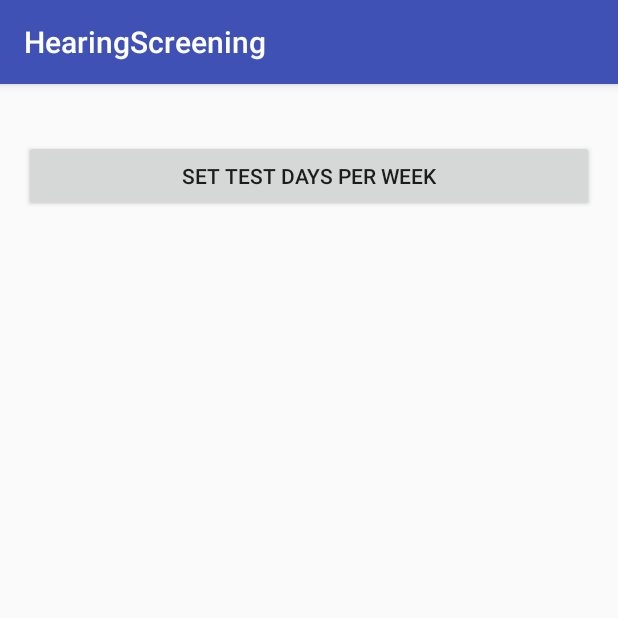
After one commit to ChrisDaBang/CE.BachelorProject, an Android app: the SettingsActivity screen opened directly, with no data from a screen before it, on a phone screen of 412 x 824 dp, the top half of it. The commit adds this screen. Run offline under Robolectric (Android 15) with nearby library versions, the phone set to English and light mode, and no system bars.

Commit message:
Settings activity and manifest fix

```diff
--- a/app/src/main/AndroidManifest.xml
+++ b/app/src/main/AndroidManifest.xml
@@ -19,10 +19,12 @@
         <activity android:name=".HowToActivity" />
         <activity android:name=".HowTo2Activity" />
         <activity android:name=".Test1Activity" />
+        <activity android:name=".ResultsActivity" />
         <activity
             android:name=".Test2Activity"
             android:label="@string/title_activity_test2"
-            android:theme="@style/AppTheme.NoActionBar"></activity>
+            android:theme="@style/AppTheme.NoActionBar" />
+        <activity android:name=".SettingsActivity"></activity>
     </application>
 
 </manifest>
--- /dev/null
+++ b/app/src/main/java/student/sdu/hearingscreening/SettingsActivity.java
@@ -0,0 +1,26 @@
+package student.sdu.hearingscreening;
+
+import android.content.Intent;
+import android.support.v7.app.AppCompatActivity;
+import android.os.Bundle;
+import android.view.MotionEvent;
+
+public class SettingsActivity extends AppCompatActivity {
+
+    @Override
+    protected void onCreate(Bundle savedInstanceState) {
+        super.onCreate(savedInstanceState);
+        setContentView(R.layout.activity_settings);
+    }
+
+    @Override
+    public boolean onTouchEvent(MotionEvent event)
+    {
+        Intent mainIntent = new Intent(getApplicationContext(), MainMenuActivity.class);
+        SettingsActivity.this.startActivity(mainIntent);
+        SettingsActivity.this.finish();
+
+        return super.onTouchEvent(event);
+    }
+
+}
--- /dev/null
+++ b/app/src/main/res/layout/activity_settings.xml
@@ -0,0 +1,21 @@
+<?xml version="1.0" encoding="utf-8"?>
+<RelativeLayout xmlns:android="http://schemas.android.com/apk/res/android"
+    xmlns:tools="http://schemas.android.com/tools"
+    android:id="@+id/activity_settings"
+    android:layout_width="match_parent"
+    android:layout_height="match_parent"
+    android:paddingBottom="@dimen/activity_vertical_margin"
+    android:paddingLeft="@dimen/activity_horizontal_margin"
+    android:paddingRight="@dimen/activity_horizontal_margin"
+    android:paddingTop="@dimen/activity_vertical_margin"
+    tools:context="student.sdu.hearingscreening.SettingsActivity">
+
+    <Button
+        android:layout_width="match_parent"
+        android:layout_height="wrap_content"
+        android:layout_marginTop="21dp"
+        android:id="@+id/buttonTestDaysReminder"
+        android:layout_alignParentTop="true"
+        android:layout_centerHorizontal="true"
+        android:text="@string/settings_buttonReminder_text" />
+</RelativeLayout>
--- a/app/src/main/res/values/strings.xml
+++ b/app/src/main/res/values/strings.xml
@@ -22,4 +22,5 @@
         <item>3;10/02/2017;normal hørelse;ingen ændring;forsæt med brug af app</item>
         <item>4;11/02/2017;normal hørelse;ingen ændring;forsæt med brug af app</item>
     </string-array>
+    <string name="settings_buttonReminder_text">Set test days per week</string>
 </resources>
```
Also changed, not shown: app/src/main/java/student/sdu/hearingscreening/MainMenuActivity.java (+11 -0 lines).
